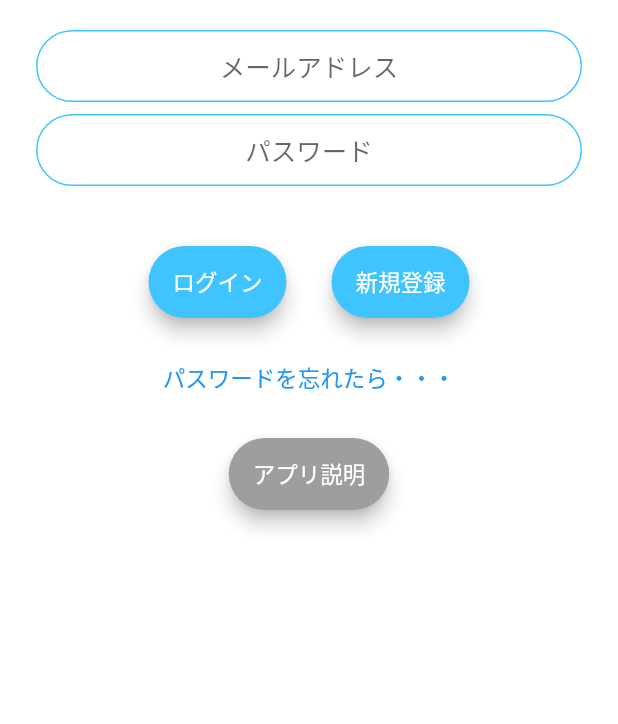
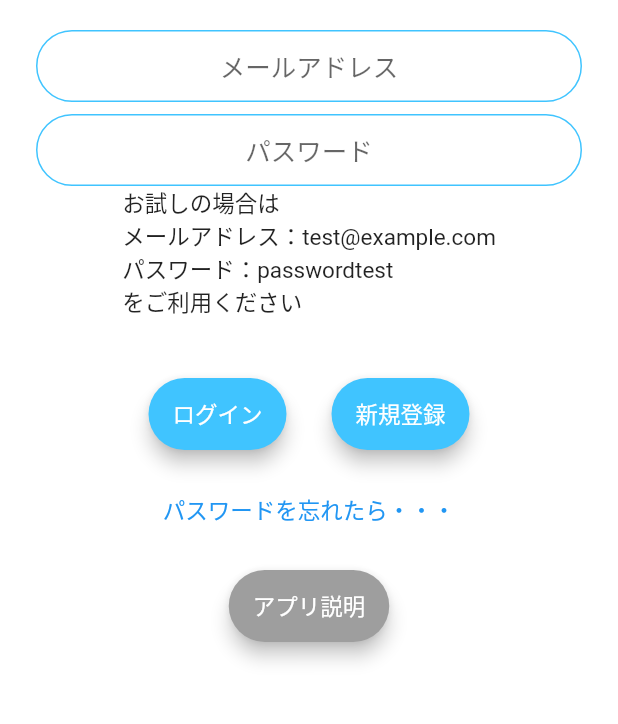
Before and after one commit to hiroyuki29/pantry-recipe-flutter, a Flutter app: the screen it shows after launch, on a phone screen of 412 x 824 dp, the part 309-1033 px from its top. Run offline on Flutter 3.47's test engine with Material 2 defaults, Android fonts, the phone set to English and light mode, and no system bars; our stand-ins replace flutter_hooks, fluttertoast, hooks_riverpod, shared_preferences, url_strategy.

Commit message:
add information for login

```diff
--- a/lib/screens/singin_and_signup_screen.dart
+++ b/lib/screens/singin_and_signup_screen.dart
@@ -66,6 +66,10 @@ class SignInAndSingUpScreen extends HookConsumerWidget {
                 },
                 decoration: kInputTextDecoration,
               ),
+              const Text('お試しの場合は\n'
+                  'メールアドレス：test@example.com\n'
+                  'パスワード：passwordtest\n'
+                  'をご利用ください'),
               const SizedBox(
                 height: 24.0,
               ),
@@ -111,19 +115,6 @@ class SignInAndSingUpScreen extends HookConsumerWidget {
                       }
                     },
                   ),
-                  // RoundedButton(
-                  //   buttonName: 'パスワードを忘れた方',
-                  //   colour: Colors.lightBlueAccent,
-                  //   onTap: () async {
-                  //     var inputs = {
-                  //       'email': email,
-                  //       'redirect_url': '${Uri.base.toString()}password_reset'
-                  //     };
-                  //     await ref
-                  //         .read(userRepository)
-                  //         .passwordForgot(jsonEncode(inputs));
-                  //   },
-                  // ),
                 ],
               ),
               TextButton(
```
